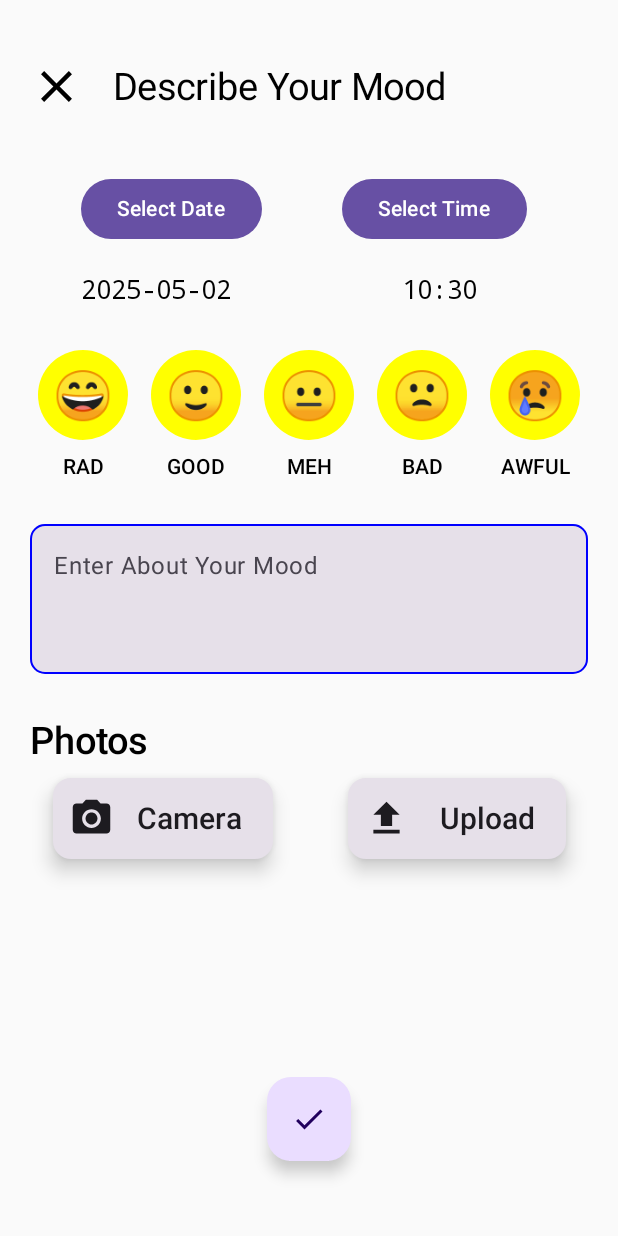
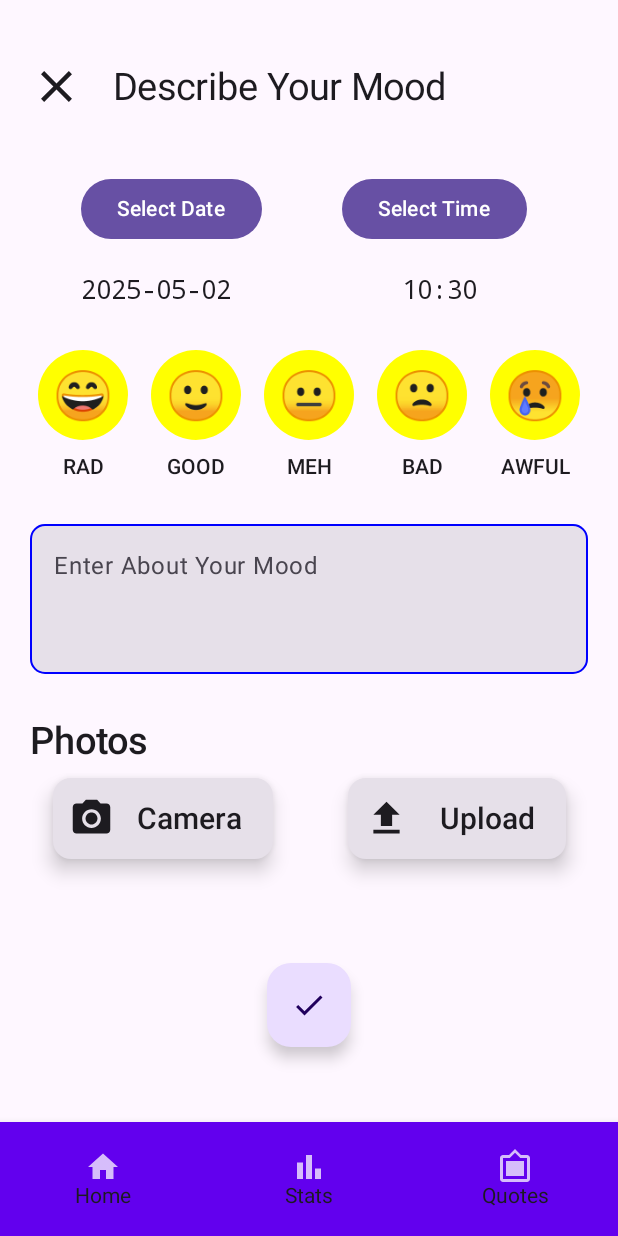
Before and after one commit to Onix284/VibeBook, an Android app built with Jetpack Compose: the screen it shows after launch (MainActivity), after a tap on "Add", on a phone screen of 412 x 824 dp. Run offline under Robolectric (Android 15) with nearby library versions, the phone set to English and light mode, and no system bars; our stand-ins replace Room's generated code; libraries missing offline, so code that uses them is left out: com.shashank.sony.

Commit message:
Bottom Nav Bar Completed, Navigation between screens completed.

```diff
--- a/app/build.gradle.kts
+++ b/app/build.gradle.kts
@@ -85,6 +85,7 @@ dependencies {
     implementation(libs.androidx.activity.ktx)
     implementation(libs.androidx.fragment.ktx)
     implementation(libs.fancytoast)
+    implementation(libs.androidx.material)
 }
 
 room {
--- a/app/src/main/java/com/example/vibebook_yourdailymoodjournal/MainActivity.kt
+++ b/app/src/main/java/com/example/vibebook_yourdailymoodjournal/MainActivity.kt
@@ -1,24 +1,34 @@
 package com.example.vibebook_yourdailymoodjournal
 
-import android.app.Activity
-import android.app.ComponentCaller
-import android.content.Intent
-import android.net.Uri
 import android.os.Bundle
-import android.widget.Toast
 import androidx.activity.ComponentActivity
 import androidx.activity.compose.setContent
 import androidx.activity.enableEdgeToEdge
+import androidx.compose.foundation.layout.padding
+//noinspection UsingMaterialAndMaterial3Libraries
+import androidx.compose.material.BottomNavigation
+//noinspection UsingMaterialAndMaterial3Libraries
+import androidx.compose.material.BottomNavigationItem
+//noinspection UsingMaterialAndMaterial3Libraries
+import androidx.compose.material.Icon
+import androidx.compose.material3.Scaffold
+import androidx.compose.material3.Text
+import androidx.compose.runtime.getValue
+import androidx.compose.ui.Alignment
+import androidx.compose.ui.Modifier
+import androidx.compose.ui.unit.dp
 import androidx.navigation.compose.NavHost
 import androidx.navigation.compose.composable
+import androidx.navigation.compose.currentBackStackEntryAsState
 import androidx.navigation.compose.rememberNavController
 import com.example.vibebook_yourdailymoodjournal.Data.MoodDatabase
-import com.example.vibebook_yourdailymoodjournal.Data.MoodEntry
 import com.example.vibebook_yourdailymoodjournal.Screens.AddMoods
 import com.example.vibebook_yourdailymoodjournal.Screens.MoodList
+import com.example.vibebook_yourdailymoodjournal.Screens.MoodStats
+import com.example.vibebook_yourdailymoodjournal.Screens.QuotesScreen
+import com.example.vibebook_yourdailymoodjournal.Screens.Screen
 import com.example.vibebook_yourdailymoodjournal.Screens.ViewMoodDetails
 import com.example.vibebook_yourdailymoodjournal.ViewModel.MoodViewModel
-import com.github.dhaval2404.imagepicker.ImagePicker
 
 @Suppress("DEPRECATION")
 class MainActivity : ComponentActivity() {
@@ -30,22 +40,67 @@ class MainActivity : ComponentActivity() {
         val moodDatabase = MoodDatabase.getDatabase(applicationContext)
         val moodViewModel = MoodViewModel(moodDatabase.moodDao())
 
+
      setContent {
          val navController = rememberNavController()
+         val currentBackStack by navController.currentBackStackEntryAsState()
+         val currentDestination = currentBackStack?.destination?.route
 
-            NavHost(navController, startDestination = "MoodList", builder = {
-                composable("MoodList") {
-                    MoodList(navController, moodViewModel = moodViewModel)
+             Scaffold(
+                 bottomBar = {
+                         BottomNavigation(elevation = 8.dp) {
+                             Screen.bottonNavItems.forEach { screen ->
+                                     BottomNavigationItem(
+                                         icon = {
+                                             Icon(
+                                                 screen.icon,
+                                                 contentDescription = screen.title
+                                             )
+                                         },
+                                         label = { Text(screen.title) },
+                                         modifier = Modifier.align(alignment = Alignment.CenterVertically)
+                                             .padding(10.dp),
+                                         selected = currentDestination == screen.route,
+                                         onClick = {
+                                             if (currentDestination != screen.route) {
+                                                 navController.navigate(screen.route) {
+                                                     popUpTo(navController.graph.startDestinationId) {
+                                                         saveState = true
                                                      }
-                composable("AddMood") {
-                    AddMoods(navController, moodViewModel = moodViewModel)
+                                                     launchSingleTop = true
+                                                     restoreState = true
                                                  }
-                composable("ViewMood"){
-                    ViewMoodDetails(navController, moodViewModel = moodViewModel)
                                              }
-            })
+                                         }
+                                     )
+                                 }
+                             }
+                 }
+             ) { innerPadding ->
+                 NavHost(
+                     navController = navController,
+                     startDestination = Screen.MoodList.route,
+                     modifier = Modifier.padding(innerPadding)
+                 ) {
+                     composable(Screen.MoodList.route) {
+                         MoodList(navController, moodViewModel)
+                     }
+                     composable(Screen.MoodStats.route) {
+                         MoodStats()
+                     }
+                     composable(Screen.QuotesScreen.route) {
+                         QuotesScreen()
                      }
 
+                     // These are internal routes not in bottom nav
+                     composable("AddMood") {
+                         AddMoods(navController, moodViewModel)
                      }
-
+                     composable("ViewMood") {
+                         ViewMoodDetails(navController, moodViewModel)
                      }
+                 }
+             }
+         }
+    }
+}
--- a/app/src/main/java/com/example/vibebook_yourdailymoodjournal/Screens/AddMoodScreen.kt
+++ b/app/src/main/java/com/example/vibebook_yourdailymoodjournal/Screens/AddMoodScreen.kt
@@ -12,7 +12,7 @@ import android.content.Intent
 import android.net.Uri
 import android.os.Build
 import android.provider.MediaStore
-import android.util.Log
+import android.widget.Toast
 import androidx.activity.compose.rememberLauncherForActivityResult
 import androidx.activity.result.PickVisualMediaRequest
 import androidx.activity.result.contract.ActivityResultContracts
@@ -71,18 +71,15 @@ import androidx.compose.ui.text.font.FontFamily
 import androidx.compose.ui.text.font.FontWeight
 import androidx.compose.ui.unit.dp
 import androidx.compose.ui.unit.sp
-import androidx.core.content.FileProvider
 import androidx.navigation.NavController
 import coil.compose.AsyncImage
 import com.example.vibebook_yourdailymoodjournal.Data.MoodEmoji
 import com.example.vibebook_yourdailymoodjournal.Data.MoodEntry
 import com.example.vibebook_yourdailymoodjournal.ViewModel.MoodViewModel
 import com.shashank.sony.fancytoastlib.FancyToast
-import java.io.File
 import java.time.LocalDate
 import java.time.LocalDateTime
 import java.time.LocalTime
-import androidx.core.net.toUri
 
 //Add New Mood Screen
 @SuppressLint("NewApi")
@@ -94,6 +91,7 @@ fun AddMoods(navController: NavController, moodViewModel: MoodViewModel){
     var selectedDate: LocalDate? by remember { mutableStateOf<LocalDate?>(null) }//Selected Date
     var selectedTime: LocalTime? by remember { mutableStateOf<LocalTime?>(null) } // Selected Time
     var selectedImageUris by remember { mutableStateOf<List<Uri>>(emptyList()) }
+    val context = LocalContext.current
 
     Box(modifier = Modifier.fillMaxWidth()) {
 
@@ -122,7 +120,7 @@ fun AddMoods(navController: NavController, moodViewModel: MoodViewModel){
                             color = Color.Transparent,
                             shape = RoundedCornerShape(16.dp)
                         )
-                        .clickable(onClick = { navController.navigate("MoodList") })
+                        .clickable(onClick = { navController.popBackStack()})
                 )
 
                 //Main Header
@@ -182,8 +180,12 @@ fun AddMoods(navController: NavController, moodViewModel: MoodViewModel){
                         )
 
                         moodViewModel.addMoodEntry(newMoodEntry)
+                        navController.popBackStack()
                     }
-                    navController.navigate("MoodList")
+                    else{
+                        FancyToast.makeText(context, "Please Fill Required Fields",
+                            FancyToast.LENGTH_SHORT, FancyToast.WARNING, true).show()
+                    }
                 },
                 modifier = Modifier
                     .align(alignment = Alignment.TopCenter)
--- a/app/src/main/java/com/example/vibebook_yourdailymoodjournal/Screens/MoodListScreen.kt
+++ b/app/src/main/java/com/example/vibebook_yourdailymoodjournal/Screens/MoodListScreen.kt
@@ -47,12 +47,14 @@ fun MoodList(navController: NavController, moodViewModel: MoodViewModel){
     Scaffold(
         //Add New Mood Button
         floatingActionButton = {
-            FloatingActionButton(onClick = { navController.navigate("AddMood") },
-                modifier = Modifier.padding(vertical = 30.dp)) {
+            FloatingActionButton(onClick = { navController.navigate("AddMood"){
+                launchSingleTop = true
+                restoreState = true
+            } },
+                modifier = Modifier.padding(vertical = 15.dp, horizontal = 15.dp)) {
                     Icon(Icons.Default.Add, contentDescription = "Add")
             }
-        },
-        floatingActionButtonPosition = FabPosition.Center //Floating Action Button Position
+        }, //Floating Action Button Position
     ) {
 
         // Main content of the screen (List Of Moods)
@@ -63,7 +65,10 @@ fun MoodList(navController: NavController, moodViewModel: MoodViewModel){
                     Card(modifier = Modifier
                         .fillMaxWidth()
                         .padding(vertical = 8.dp, horizontal = 15.dp)
-                        .clickable(onClick = {navController.navigate("ViewMood")})
+                        .clickable(onClick = {navController.navigate("ViewMood"){
+                            launchSingleTop = true
+                            restoreState = true
+                        } })
                     ){
                         Column(modifier = Modifier.padding(16.dp))
                         {
@@ -94,15 +99,12 @@ fun MoodList(navController: NavController, moodViewModel: MoodViewModel){
                                     onDeleteClick = {moodViewModel.deleteMood(moodEntry)}
                                 )
                             }
-
                         }
                     }
                 }
             }
-
         }
     }
-
 }
 
 //Shows the data of mood
--- /dev/null
+++ b/app/src/main/java/com/example/vibebook_yourdailymoodjournal/Screens/Screen.kt
@@ -0,0 +1,17 @@
+package com.example.vibebook_yourdailymoodjournal.Screens
+
+import androidx.compose.material.icons.Icons
+import androidx.compose.material.icons.filled.BarChart
+import androidx.compose.material.icons.filled.FilterFrames
+import androidx.compose.material.icons.filled.Home
+import androidx.compose.ui.graphics.vector.ImageVector
+
+sealed class Screen(val route : String, val title : String, val icon : ImageVector) {
+    object MoodList : Screen("MoodList", "Home", Icons.Default.Home)
+    object MoodStats : Screen("MoodStats", "Stats", Icons.Default.BarChart)
+    object QuotesScreen : Screen("QuotesScreen", "Quotes", Icons.Default.FilterFrames)
+
+    companion object{
+        val bottonNavItems = listOf(MoodList, MoodStats, QuotesScreen)
+    }
+}
--- a/gradle/libs.versions.toml
+++ b/gradle/libs.versions.toml
@@ -15,6 +15,8 @@ composeBom = "2025.04.01"
 composeNavigation = "2.8.9"
 material3 = "1.3.2"
 materialIconsExtended = "1.7.8"
+materialVersion = "1.8.0"
+navigationCompose = "2.9.1"
 repo = "Tag"
 serialization = "1.8.0"
 supportAnnotations = "28.0.0"
@@ -29,7 +31,9 @@ constraintlayout = "2.2.1"
 
 androidx-activity-ktx = { module = "androidx.activity:activity-ktx", version.ref = "activityCompose" }
 androidx-fragment-ktx = { module = "androidx.fragment:fragment-ktx", version.ref = "fragmentKtx" }
+androidx-material = { module = "androidx.compose.material:material", version.ref = "materialVersion" }
 androidx-material-icons-extended = { module = "androidx.compose.material:material-icons-extended", version.ref = "materialIconsExtended" }
+androidx-navigation-compose-v291 = { module = "androidx.navigation:navigation-compose", version.ref = "navigationCompose" }
 androidx-room-runtime = { group = "androidx.room", name = "room-runtime", version.ref = "androidx-room" }
 androidx-room-ktx = { group = "androidx.room", name = "room-ktx", version.ref = "androidx-room" }
 androidx-room-compiler = { group = "androidx.room", name = "room-compiler", version.ref = "androidx-room" }
```
Also changed, not shown: app/src/main/java/com/example/vibebook_yourdailymoodjournal/Screens/MoodStats.kt (added, +17 -0 lines), app/src/main/java/com/example/vibebook_yourdailymoodjournal/Screens/QuotesScreen.kt (added, +17 -0 lines), app/src/main/java/com/example/vibebook_yourdailymoodjournal/Screens/ViewMoodDetails.kt (+26 -24 lines). Lines whose indentation alone changed are shown as unchanged.
